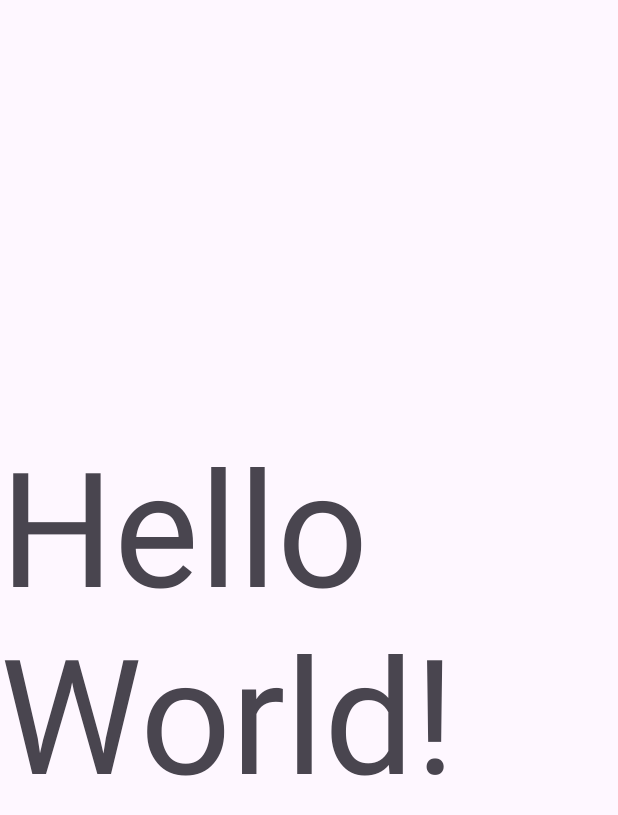
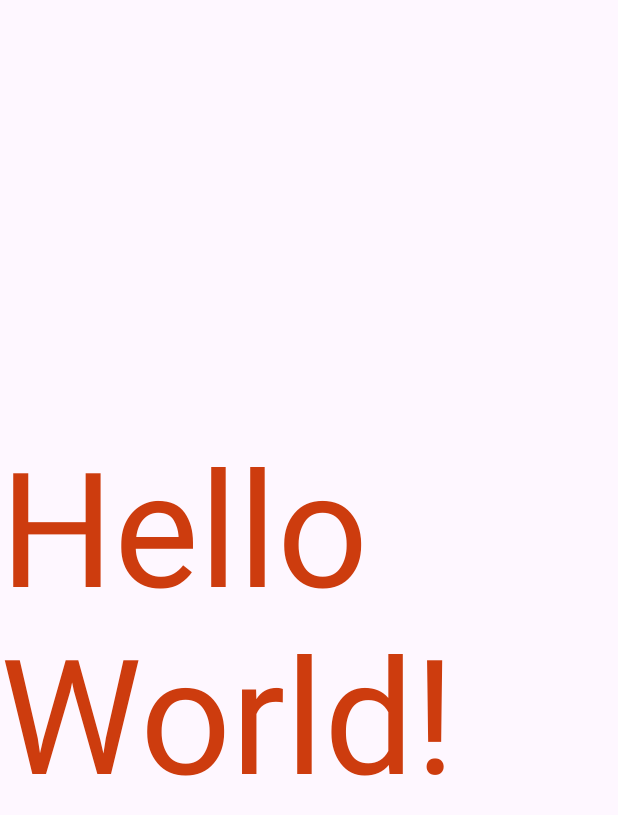
Before and after one commit to carmeliomri/FirstApp, an Android app: the screen it shows after launch (MainActivity), on a phone screen of 412 x 824 dp. Shown: the top 815 px of the screen. Run offline under Robolectric (Android 15) with nearby library versions, the phone set to English and light mode, and no system bars.

Commit message:
'Hello world' color change

```diff
--- a/app/src/main/res/layout/activity_main.xml
+++ b/app/src/main/res/layout/activity_main.xml
@@ -10,6 +10,7 @@
         android:layout_width="wrap_content"
         android:layout_height="wrap_content"
         android:text="Hello World!"
+        android:textColor="#FFCD3C0E"
         android:textSize="48pt"
         app:layout_constraintBottom_toBottomOf="parent"
         app:layout_constraintEnd_toEndOf="parent"
```
